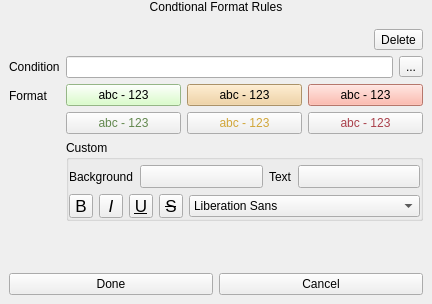
This is src/ui/qgsfieldconditionalformatwidget.ui in qgis/QGIS as Qt 5 draws it before an edit. The edited form follows.
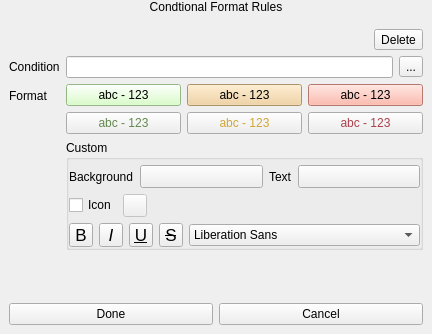
This is the edited form. Icons and pictures are not drawn. Custom widgets are drawn as their Qt base class.

Commit message: Add custom icon support. Fix edit

What changed in the file:
```diff
--- a/src/ui/qgsfieldconditionalformatwidget.ui
+++ b/src/ui/qgsfieldconditionalformatwidget.ui
@@ -6,8 +6,8 @@
    <rect>
     <x>0</x>
     <y>0</y>
-    <width>384</width>
-    <height>304</height>
+    <width>378</width>
+    <height>334</height>
    </rect>
   </property>
   <property name="sizePolicy">
@@ -393,6 +393,64 @@
             </item>
            </layout>
           </item>
+          <item>
+           <layout class="QHBoxLayout" name="horizontalLayout_6">
+            <item>
+             <widget class="QCheckBox" name="checkIcon">
+              <property name="sizePolicy">
+               <sizepolicy hsizetype="Maximum" vsizetype="Fixed">
+                <horstretch>0</horstretch>
+                <verstretch>0</verstretch>
+               </sizepolicy>
+              </property>
+              <property name="text">
+               <string>Icon</string>
+              </property>
+             </widget>
+            </item>
+            <item>
+             <widget class="QToolButton" name="btnChangeIcon">
+              <property name="enabled">
+               <bool>false</bool>
+              </property>
+              <property name="sizePolicy">
+               <sizepolicy hsizetype="Preferred" vsizetype="Preferred">
+                <horstretch>0</horstretch>
+                <verstretch>0</verstretch>
+               </sizepolicy>
+              </property>
+              <property name="minimumSize">
+               <size>
+                <width>10</width>
+                <height>0</height>
+               </size>
+              </property>
+              <property name="maximumSize">
+               <size>
+                <width>16777215</width>
+                <height>16777215</height>
+               </size>
+              </property>
+              <property name="text">
+               <string/>
+              </property>
+             </widget>
+            </item>
+            <item>
+             <spacer name="horizontalSpacer_2">
+              <property name="orientation">
+               <enum>Qt::Horizontal</enum>
+              </property>
+              <property name="sizeHint" stdset="0">
+               <size>
+                <width>40</width>
+                <height>20</height>
+               </size>
+              </property>
+             </spacer>
+            </item>
+           </layout>
+          </item>
           <item>
            <layout class="QHBoxLayout" name="horizontalLayout_13">
             <item>
```
Left out of the diff: 19 changed lines with no effect on the pictures. The commit also changes 2 other files.
